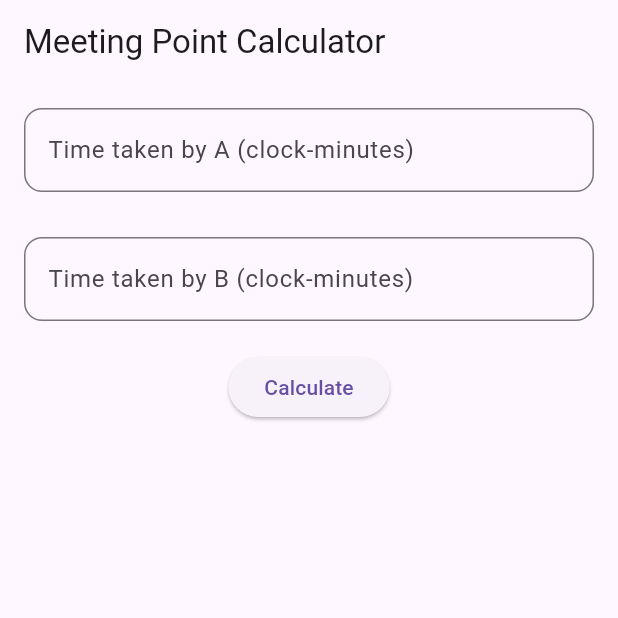
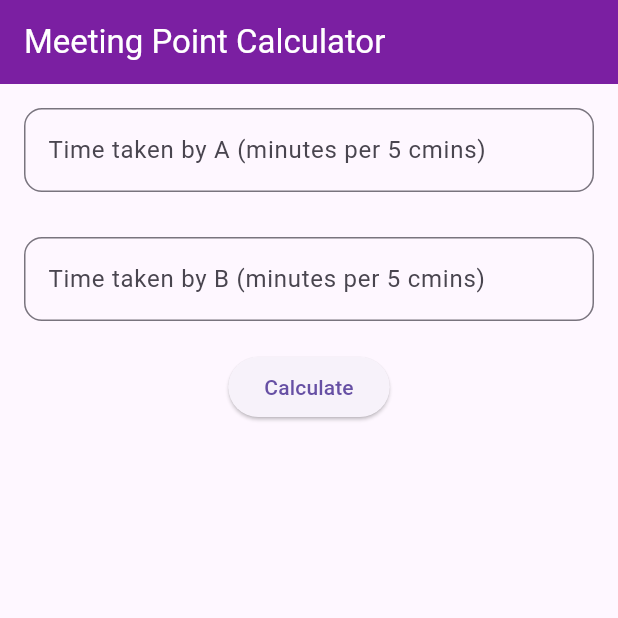
Before and after one commit to yashnaidu28/Test, a Flutter app: the screen it shows after launch, on a phone screen of 412 x 824 dp, the top half of it. Run offline on Flutter 3.47's test engine with Material 3 defaults, Android fonts, the phone set to English and light mode, and no system bars.

Commit message:
updates ui

```diff
--- a/lib/main.dart
+++ b/lib/main.dart
@@ -1,3 +1,145 @@
+// import 'package:flutter/material.dart';
+
+// void main() {
+//   runApp(const MeetingPointApp());
+// }
+
+// class MeetingPointApp extends StatelessWidget {
+//   const MeetingPointApp({super.key});
+
+//   @override
+//   Widget build(BuildContext context) {
+//     return MaterialApp(
+//       title: 'Meeting Point Calculator',
+//       theme: ThemeData(
+//         appBarTheme: AppBarTheme(
+//           backgroundColor: Colors.purple[700], // Set a custom color for AppBar
+//           foregroundColor: Colors.white, // Set text color in AppBar
+//         ),
+//         primarySwatch: Colors.purple,
+//       ),
+//       home: const MeetingPointScreen(),
+//     );
+//   }
+// }
+
+// class MeetingPointScreen extends StatefulWidget {
+//   const MeetingPointScreen({super.key});
+
+//   @override
+//   _MeetingPointScreenState createState() => _MeetingPointScreenState();
+// }
+
+// class _MeetingPointScreenState extends State<MeetingPointScreen> {
+//   final _formKey = GlobalKey<FormState>();
+//   final TextEditingController _xController = TextEditingController();
+//   final TextEditingController _yController = TextEditingController();
+//   FocusNode xfocusnode = FocusNode();
+//   FocusNode yfocusnode = FocusNode();
+//   String _result = '';
+
+//   void _calculateMeetingPoint() {
+//     final double x = double.tryParse(_xController.text) ?? 0.0;
+//     final double y = double.tryParse(_yController.text) ?? 0.0;
+
+//     if (x > 0 && y > 0) {
+//       // Speed of A and B in clock-minute per minute
+//       double speedA = 5 / x;
+//       double speedB = 5 / y;
+
+//       // Relative speed difference since they are walking in different directions
+//       double relativeSpeed = speedA - speedB;
+
+//       // Time taken by them to meet
+//       double timeToMeet = 60 / relativeSpeed;
+
+//       // Meeting point using A's speed
+//       double meetingPoint = (timeToMeet * speedA) % 60;
+
+//       setState(() {
+//         _result =
+//             'They will meet at ${meetingPoint.toStringAsFixed(2)} clock-minutes.';
+//             FocusScope.of(context).unfocus();
+//       });
+//     } else {
+//       setState(() {
+//         _result = 'Please enter valid non-zero values for both x and y.';
+//       });
+//     }
+//   }
+
+//  @override
+//   dispose(){
+//     super.dispose();
+//       _xController.dispose();
+//       _yController.dispose();
+//       }
+//   @override
+//   Widget build(BuildContext context) {
+//     return Scaffold(
+//       appBar: AppBar(
+//         title: const Text('Meeting Point Calculator'),
+//       ),
+//       body: Padding(
+//         padding: const EdgeInsets.all(16.0),
+//         child: Form(
+//           key: _formKey,
+//           child: Column(
+//             children: <Widget>[
+//               TextFormField(
+//                 controller: _xController,
+//                 decoration: InputDecoration(
+//                     labelText: 'Time taken by A (clock-minutes)',
+//                     border: OutlineInputBorder(
+//                         borderRadius: BorderRadius.circular(12))),
+//                 keyboardType: TextInputType.number,
+//                 focusNode: xfocusnode,
+//                 validator: (value) {
+//                   if (value == null || value.isEmpty) {
+//                     return 'Please enter a value for x';
+//                   }
+//                   return null;
+//                 },
+//               ),
+//               const SizedBox(
+//                 height: 30,
+//               ),
+//               TextFormField(
+//                 controller: _yController,
+//                 decoration: InputDecoration(
+//                     labelText: 'Time taken by B (clock-minutes)',
+//                     border: OutlineInputBorder(
+//                         borderRadius: BorderRadius.circular(12))),
+//                 keyboardType: TextInputType.number,
+//                 focusNode: yfocusnode,
+//                 validator: (value) {
+//                   if (value == null || value.isEmpty) {
+//                     return 'Please enter a value for y';
+//                   }
+//                   return null;
+//                 },
+//               ),
+//               const SizedBox(height: 20),
+//               ElevatedButton(
+//                 onPressed: () {
+//                   if (_formKey.currentState?.validate() ?? false) {
+//                     _calculateMeetingPoint();
+//                   }
+//                 },
+//                 child: const Text('Calculate'),
+//               ),
+//               const SizedBox(height: 20),
+//               Text(
+//                 _result,
+//                 style: const TextStyle(fontSize: 18),
+//               ),
+//             ],
+//           ),
+//         ),
+//       ),
+//     );
+//   }
+// }
 import 'package:flutter/material.dart';
 
 void main() {
@@ -12,6 +154,10 @@ class MeetingPointApp extends StatelessWidget {
     return MaterialApp(
       title: 'Meeting Point Calculator',
       theme: ThemeData(
+        appBarTheme: AppBarTheme(
+          backgroundColor: Colors.purple[700], // Set a custom color for AppBar
+          foregroundColor: Colors.white, // Set text color in AppBar
+        ),
         primarySwatch: Colors.purple,
       ),
       home: const MeetingPointScreen(),
@@ -30,6 +176,9 @@ class _MeetingPointScreenState extends State<MeetingPointScreen> {
   final _formKey = GlobalKey<FormState>();
   final TextEditingController _xController = TextEditingController();
   final TextEditingController _yController = TextEditingController();
+
+  String _timeA = '';
+  String _timeB = '';
   String _result = '';
 
   void _calculateMeetingPoint() {
@@ -51,13 +200,28 @@ class _MeetingPointScreenState extends State<MeetingPointScreen> {
       double meetingPoint = (timeToMeet * speedA) % 60;
 
       setState(() {
-        _result = 'They will meet at ${meetingPoint.toStringAsFixed(2)} clock-minutes.';
+        // Time taken by A and B to meet each other
+        _timeA =
+            'Time taken by A: ${speedA.toStringAsFixed(2)} minutes per 5 cmins';
+        _timeB =
+            'Time taken by B: ${speedB.toStringAsFixed(2)} minutes per 5 cmins';
+        _result =
+            'They will meet at ${meetingPoint.toStringAsFixed(2)} clock-minutes.';
       });
     } else {
       setState(() {
         _result = 'Please enter valid non-zero values for both x and y.';
+        _timeA = '';
+        _timeB = '';
       });
     }
+  }
+
+  @override
+  void dispose() {
+    super.dispose();
+    _xController.dispose();
+    _yController.dispose();
   }
 
   @override
@@ -75,11 +239,9 @@ class _MeetingPointScreenState extends State<MeetingPointScreen> {
               TextFormField(
                 controller: _xController,
                 decoration: InputDecoration(
-                  labelText: 'Time taken by A (clock-minutes)',
-                  border: OutlineInputBorder(
-                    borderRadius: BorderRadius.circular(12)
-                  )
-                ),
+                    labelText: 'Time taken by A (minutes per 5 cmins)',
+                    border: OutlineInputBorder(
+                        borderRadius: BorderRadius.circular(12))),
                 keyboardType: TextInputType.number,
                 validator: (value) {
                   if (value == null || value.isEmpty) {
@@ -88,15 +250,15 @@ class _MeetingPointScreenState extends State<MeetingPointScreen> {
                   return null;
                 },
               ),
-              const SizedBox(height: 30,),
+              const SizedBox(
+                height: 30,
+              ),
               TextFormField(
                 controller: _yController,
                 decoration: InputDecoration(
-                  labelText: 'Time taken by B (clock-minutes)',
-                  border: OutlineInputBorder(
-                    borderRadius: BorderRadius.circular(12)
-                  )
-                ),
+                    labelText: 'Time taken by B (minutes per 5 cmins)',
+                    border: OutlineInputBorder(
+                        borderRadius: BorderRadius.circular(12))),
                 keyboardType: TextInputType.number,
                 validator: (value) {
                   if (value == null || value.isEmpty) {
@@ -105,20 +267,34 @@ class _MeetingPointScreenState extends State<MeetingPointScreen> {
                   return null;
                 },
               ),
-              SizedBox(height: 20),
+              const SizedBox(height: 20),
               ElevatedButton(
                 onPressed: () {
                   if (_formKey.currentState?.validate() ?? false) {
                     _calculateMeetingPoint();
                   }
                 },
-                child: Text('Calculate'),
+                child: const Text('Calculate'),
               ),
-              SizedBox(height: 20),
+              const SizedBox(height: 20),
               Text(
                 _result,
-                style: TextStyle(fontSize: 18),
+                style: const TextStyle(fontSize: 18),
               ),
+              if (_timeA.isNotEmpty) ...[
+                const SizedBox(height: 10),
+                Text(
+                  _timeA,
+                  style: const TextStyle(fontSize: 16, color: Colors.black87),
+                ),
+              ],
+              if (_timeB.isNotEmpty) ...[
+                const SizedBox(height: 10),
+                Text(
+                  _timeB,
+                  style: const TextStyle(fontSize: 16, color: Colors.black87),
+                ),
+              ],
             ],
           ),
         ),
```
